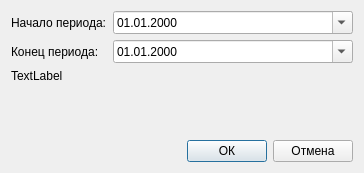
Before: the Qt Designer form src/therapeutist/daterangedialog.ui in megakoko/m-system, drawn with Qt 5.
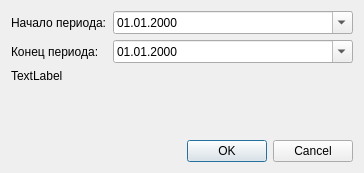
After: the same form once the commit is applied.

Commit message: Заменил кнопки "ОК - Отмена" в диалоговых окнах на стандартный виджет QDialogButtonBox.

```diff
--- a/src/therapeutist/daterangedialog.ui
+++ b/src/therapeutist/daterangedialog.ui
@@ -76,35 +76,11 @@
     </spacer>
    </item>
    <item>
-    <layout class="QHBoxLayout" name="horizontalLayout">
-     <item>
-      <spacer name="horizontalSpacer">
-       <property name="orientation">
-        <enum>Qt::Horizontal</enum>
-       </property>
-       <property name="sizeHint" stdset="0">
-        <size>
-         <width>40</width>
-         <height>20</height>
-        </size>
-       </property>
-      </spacer>
-     </item>
-     <item>
-      <widget class="QPushButton" name="m_ok">
-       <property name="text">
-        <string>ОК</string>
-       </property>
-      </widget>
-     </item>
-     <item>
-      <widget class="QPushButton" name="m_cancel">
-       <property name="text">
-        <string>Отмена</string>
-       </property>
-      </widget>
-     </item>
-    </layout>
+    <widget class="QDialogButtonBox" name="m_buttonBox">
+     <property name="standardButtons">
+      <set>QDialogButtonBox::Cancel|QDialogButtonBox::Ok</set>
+     </property>
+    </widget>
    </item>
   </layout>
  </widget>
```
The commit also changes 19 other files.
